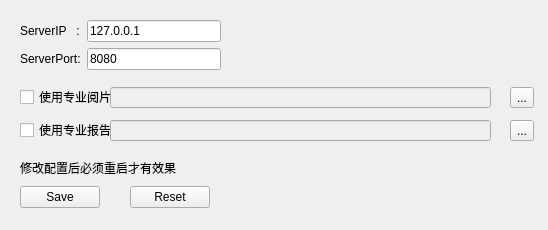
Old version of the form Tools/MHealthReport/config.ui in the repository zyq1569/HealthApp.
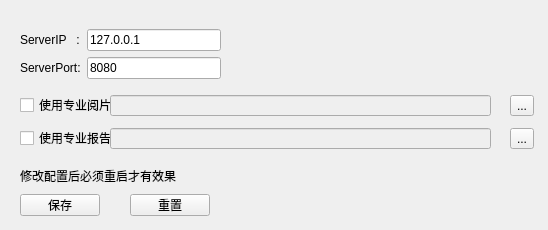
New version of the form.

What changed in the file:
```diff
--- a/Tools/MHealthReport/config.ui
+++ b/Tools/MHealthReport/config.ui
@@ -17,33 +17,33 @@
    <property name="geometry">
     <rect>
      <x>20</x>
-     <y>186</y>
+     <y>194</y>
      <width>80</width>
      <height>22</height>
     </rect>
    </property>
    <property name="text">
-    <string>Save</string>
+    <string>保存</string>
    </property>
   </widget>
   <widget class="QPushButton" name="m_resetBt">
    <property name="geometry">
     <rect>
      <x>130</x>
-     <y>186</y>
+     <y>194</y>
      <width>80</width>
      <height>22</height>
     </rect>
    </property>
    <property name="text">
-    <string>Reset</string>
+    <string>重置</string>
    </property>
   </widget>
   <widget class="QWidget" name="layoutWidget">
    <property name="geometry">
     <rect>
      <x>20</x>
-     <y>20</y>
+     <y>29</y>
      <width>201</width>
      <height>52</height>
     </rect>
@@ -83,7 +83,7 @@
    <property name="geometry">
     <rect>
      <x>20</x>
-     <y>87</y>
+     <y>95</y>
      <width>91</width>
      <height>20</height>
     </rect>
@@ -99,7 +99,7 @@
    <property name="geometry">
     <rect>
      <x>110</x>
-     <y>87</y>
+     <y>95</y>
      <width>381</width>
      <height>21</height>
     </rect>
@@ -112,7 +112,7 @@
    <property name="geometry">
     <rect>
      <x>510</x>
-     <y>87</y>
+     <y>95</y>
      <width>24</width>
      <height>21</height>
     </rect>
@@ -125,7 +125,7 @@
    <property name="geometry">
     <rect>
      <x>20</x>
-     <y>120</y>
+     <y>128</y>
      <width>91</width>
      <height>20</height>
     </rect>
@@ -138,7 +138,7 @@
    <property name="geometry">
     <rect>
      <x>510</x>
-     <y>120</y>
+     <y>128</y>
      <width>24</width>
      <height>21</height>
     </rect>
@@ -154,7 +154,7 @@
    <property name="geometry">
     <rect>
      <x>110</x>
-     <y>120</y>
+     <y>128</y>
      <width>381</width>
      <height>21</height>
     </rect>
@@ -167,7 +167,7 @@
    <property name="geometry">
     <rect>
      <x>20</x>
-     <y>160</y>
+     <y>168</y>
      <width>211</width>
      <height>16</height>
     </rect>
```
